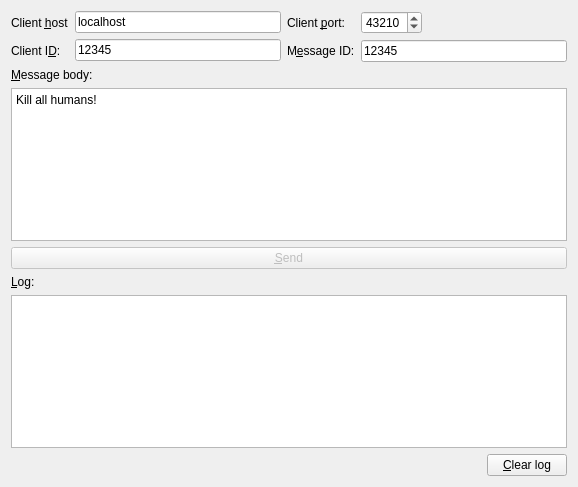
KL-7/client-server-notifier, file server/src/server.ui: the form before one commit.
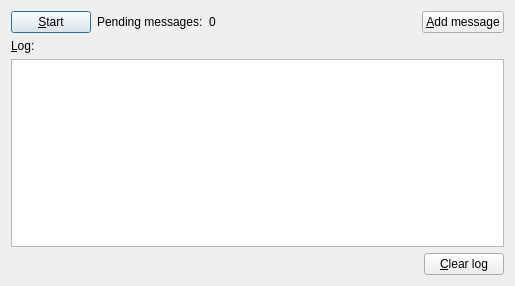
The form after the commit.

Commit message: Add DB on server

```diff
--- a/server/src/server.ui
+++ b/server/src/server.ui
@@ -6,8 +6,8 @@
    <rect>
     <x>0</x>
     <y>0</y>
-    <width>578</width>
-    <height>487</height>
+    <width>515</width>
+    <height>286</height>
    </rect>
   </property>
   <property name="minimumSize">
@@ -19,149 +19,52 @@
   <property name="windowTitle">
    <string>Server</string>
   </property>
-  <layout class="QVBoxLayout" name="verticalLayout_7">
+  <layout class="QVBoxLayout" name="verticalLayout">
    <item>
-    <layout class="QHBoxLayout" name="horizontalLayout_3">
+    <layout class="QHBoxLayout" name="horizontalLayout">
      <item>
-      <layout class="QVBoxLayout" name="verticalLayout_2">
-       <item>
-        <widget class="QLabel" name="label">
-         <property name="text">
-          <string>Client &amp;host</string>
-         </property>
-         <property name="buddy">
-          <cstring>clientHostLineEdit</cstring>
-         </property>
-        </widget>
-       </item>
-       <item>
-        <widget class="QLabel" name="label_3">
-         <property name="text">
-          <string>Client I&amp;D:</string>
-         </property>
-         <property name="buddy">
-          <cstring>clientIdLineEdit</cstring>
-         </property>
-        </widget>
-       </item>
-      </layout>
+      <widget class="QPushButton" name="startStopPushButton">
+       <property name="text">
+        <string>&amp;Start</string>
+       </property>
+      </widget>
      </item>
      <item>
-      <layout class="QVBoxLayout" name="verticalLayout">
-       <item>
-        <widget class="QLineEdit" name="clientHostLineEdit">
-         <property name="text">
-          <string>localhost</string>
-         </property>
-        </widget>
-       </item>
-       <item>
-        <widget class="QLineEdit" name="clientIdLineEdit">
-         <property name="text">
-          <string>12345</string>
-         </property>
-        </widget>
-       </item>
-      </layout>
+      <widget class="QLabel" name="label">
+       <property name="text">
+        <string>Pending messages:</string>
+       </property>
+      </widget>
      </item>
      <item>
-      <layout class="QVBoxLayout" name="verticalLayout_3">
-       <item>
-        <widget class="QLabel" name="label_2">
-         <property name="text">
-          <string>Client &amp;port:</string>
-         </property>
-         <property name="buddy">
-          <cstring>clientPortSpinBox</cstring>
-         </property>
-        </widget>
-       </item>
-       <item>
-        <widget class="QLabel" name="label_6">
-         <property name="text">
-          <string>M&amp;essage ID:</string>
-         </property>
-         <property name="buddy">
-          <cstring>messageIdLineEdit</cstring>
-         </property>
-        </widget>
-       </item>
-      </layout>
+      <widget class="QLabel" name="pendingMessagesCountLabel">
+       <property name="text">
+        <string>0</string>
+       </property>
+      </widget>
      </item>
      <item>
-      <layout class="QVBoxLayout" name="verticalLayout_6">
-       <item>
-        <layout class="QHBoxLayout" name="horizontalLayout">
-         <item>
-          <widget class="QSpinBox" name="clientPortSpinBox">
-           <property name="maximum">
-            <number>65535</number>
-           </property>
-           <property name="value">
-            <number>43210</number>
-           </property>
-          </widget>
-         </item>
-         <item>
-          <spacer name="horizontalSpacer_2">
-           <property name="orientation">
-            <enum>Qt::Horizontal</enum>
-           </property>
-           <property name="sizeHint" stdset="0">
-            <size>
-             <width>40</width>
-             <height>20</height>
-            </size>
-           </property>
-          </spacer>
-         </item>
-        </layout>
-       </item>
-       <item>
-        <widget class="QLineEdit" name="messageIdLineEdit">
-         <property name="text">
-          <string>12345</string>
-         </property>
-        </widget>
-       </item>
-      </layout>
+      <spacer name="horizontalSpacer_2">
+       <property name="orientation">
+        <enum>Qt::Horizontal</enum>
+       </property>
+       <property name="sizeHint" stdset="0">
+        <size>
+         <width>40</width>
+         <height>20</height>
+        </size>
+       </property>
+      </spacer>
+     </item>
+     <item>
+      <widget class="QPushButton" name="addMessagePushButton">
+       <property name="text">
+        <string>&amp;Add message</string>
+       </property>
+      </widget>
      </item>
     </layout>
    </item>
-   <item>
-    <widget class="QLabel" name="label_4">
-     <property name="text">
-      <string>&amp;Message body:</string>
-     </property>
-     <property name="buddy">
-      <cstring>messageTextEdit</cstring>
-     </property>
-    </widget>
-   </item>
-   <item>
-    <widget class="QTextEdit" name="messageTextEdit">
-     <property name="html">
-      <string>&lt;!DOCTYPE HTML PUBLIC &quot;-//W3C//DTD HTML 4.0//EN&quot; &quot;http://www.w3.org/TR/REC-html40/strict.dtd&quot;&gt;
-&lt;html&gt;&lt;head&gt;&lt;meta name=&quot;qrichtext&quot; content=&quot;1&quot; /&gt;&lt;style type=&quot;text/css&quot;&gt;
-p, li { white-space: pre-wrap; }
-&lt;/style&gt;&lt;/head&gt;&lt;body style=&quot; font-family:'Ubuntu'; font-size:9pt; font-weight:400; font-style:normal;&quot;&gt;
-&lt;p style=&quot; margin-top:0px; margin-bottom:0px; margin-left:0px; margin-right:0px; -qt-block-indent:0; text-indent:0px;&quot;&gt;Kill all humans!&lt;/p&gt;&lt;/body&gt;&lt;/html&gt;</string>
-     </property>
-    </widget>
-   </item>
-   <item>
-    <widget class="QPushButton" name="sendPushButton">
-     <property name="enabled">
-      <bool>false</bool>
-     </property>
-     <property name="text">
-      <string>&amp;Send</string>
-     </property>
-     <property name="default">
-      <bool>true</bool>
-     </property>
-    </widget>
-   </item>
    <item>
     <layout class="QVBoxLayout" name="verticalLayout_5">
      <item>
```
Left out of the diff: 5 changed lines with no effect on the pictures. The commit also changes 13 other files.
